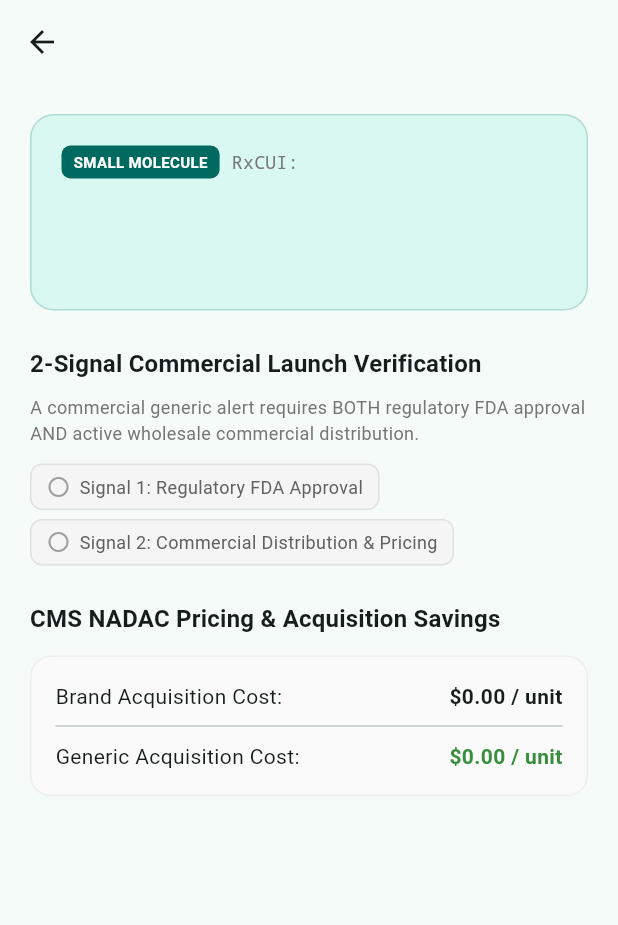
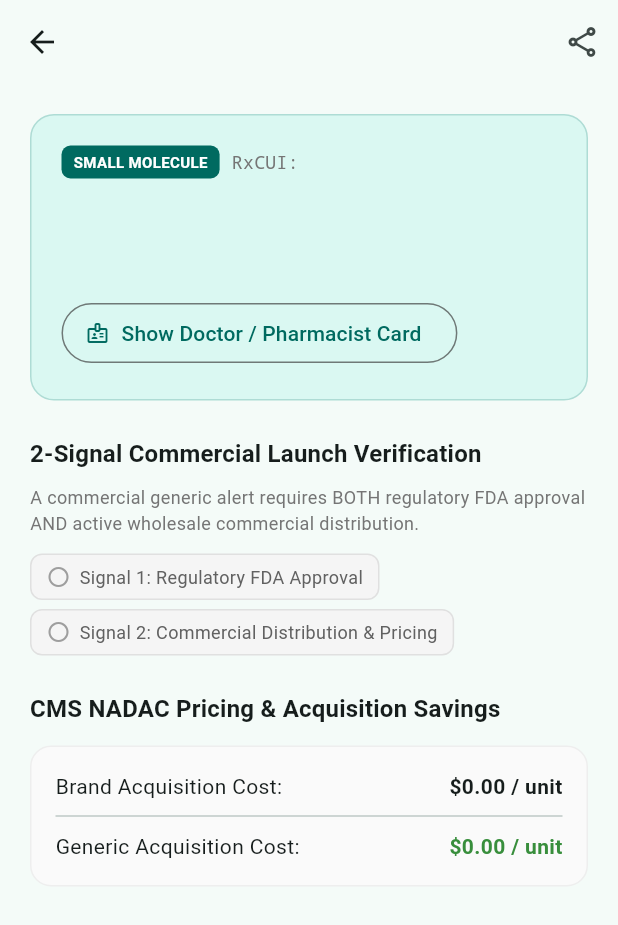
Before and after one commit to jacobyancey-bit/rx_savings_watch, a Flutter app: the DrugDetailScreen screen opened directly with empty values, on a phone screen of 412 x 824 dp. Shown: the top 925 px of the screen. Run offline on Flutter 3.47's test engine with Material 3 defaults, Android fonts, the phone set to English and light mode, and no system bars; our stand-ins replace flutter_local_notifications, shared_preferences; accounts and stored records are empty.

Commit message:
feat(app): add query obfuscation, clinical substitution card, and copay calculator

```diff
--- a/app/lib/screens/drug_detail_screen.dart
+++ b/app/lib/screens/drug_detail_screen.dart
@@ -1,21 +1,49 @@
 import 'package:flutter/material.dart';
 import '../models/drug.dart';
+import '../widgets/doctor_handout_sheet.dart';
 import '../widgets/signal_badges.dart';
 
-class DrugDetailScreen extends StatelessWidget {
+class DrugDetailScreen extends StatefulWidget {
   final Drug drug;
 
   const DrugDetailScreen({super.key, required this.drug});
 
   @override
+  State<DrugDetailScreen> createState() => _DrugDetailScreenState();
+}
+
+class _DrugDetailScreenState extends State<DrugDetailScreen> {
+  final TextEditingController _copayController = TextEditingController(text: '60');
+  double _monthlyBrandCopay = 60.0;
+  final double _monthlyGenericCopay = 10.0;
+
+  @override
+  void dispose() {
+    _copayController.dispose();
+    super.dispose();
+  }
+
+  @override
   Widget build(BuildContext context) {
     final theme = Theme.of(context);
+    final drug = widget.drug;
     final p = drug.pricing;
+
+    final annualSavings = (_monthlyBrandCopay > _monthlyGenericCopay)
+        ? (_monthlyBrandCopay - _monthlyGenericCopay) * 12
+        : 0.0;
 
     return Scaffold(
       appBar: AppBar(
         title: Text(drug.displayName),
         elevation: 0,
+        actions: [
+          IconButton(
+            icon: const Icon(Icons.share_outlined),
+            tooltip: 'Clinical Handout',
+            onPressed: () => DoctorHandoutSheet.show(context, drug),
+          ),
+        ],
       ),
       body: SingleChildScrollView(
         padding: const EdgeInsets.all(20),
@@ -75,6 +103,12 @@ class DrugDetailScreen extends StatelessWidget {
                     style: theme.textTheme.bodyMedium?.copyWith(
                       color: Colors.grey.shade700,
                     ),
+                  ),
+                  const SizedBox(height: 12),
+                  OutlinedButton.icon(
+                    onPressed: () => DoctorHandoutSheet.show(context, drug),
+                    icon: const Icon(Icons.badge_outlined, size: 16),
+                    label: const Text('Show Doctor / Pharmacist Card'),
                   ),
                 ],
               ),
@@ -172,6 +206,83 @@ class DrugDetailScreen extends StatelessWidget {
               ),
             ),
 
+            // Annual Out-of-Pocket Copay Calculator
+            if (drug.commercialGenericAvailable) ...[
+              const SizedBox(height: 24),
+              Text(
+                'Personalized Annual Copay Calculator',
+                style: theme.textTheme.titleMedium?.copyWith(fontWeight: FontWeight.bold),
+              ),
+              const SizedBox(height: 8),
+              Container(
+                padding: const EdgeInsets.all(16),
+                decoration: BoxDecoration(
+                  color: Colors.green.shade50.withValues(alpha: 0.4),
+                  borderRadius: BorderRadius.circular(14),
+                  border: Border.all(color: Colors.green.shade200),
+                ),
+                child: Column(
+                  crossAxisAlignment: CrossAxisAlignment.start,
+                  children: [
+                    Row(
+                      children: [
+                        Expanded(
+                          child: Text(
+                            'Your current monthly brand copay (\$):',
+                            style: TextStyle(fontSize: 13, color: Colors.grey.shade800),
+                          ),
+                        ),
+                        SizedBox(
+                          width: 80,
+                          child: TextField(
+                            controller: _copayController,
+                            keyboardType: TextInputType.number,
+                            textAlign: TextAlign.center,
+                            decoration: InputDecoration(
+                              isDense: true,
+                              contentPadding: const EdgeInsets.symmetric(horizontal: 8, vertical: 8),
+                              border: OutlineInputBorder(borderRadius: BorderRadius.circular(8)),
+                            ),
+                            onChanged: (val) {
+                              setState(() {
+                                _monthlyBrandCopay = double.tryParse(val) ?? 0.0;
+                              });
+                            },
+                          ),
+                        ),
+                      ],
+                    ),
+                    const SizedBox(height: 12),
+                    Row(
+                      mainAxisAlignment: MainAxisAlignment.spaceBetween,
+                      children: [
+                        const Text('Standard Tier 1 Generic Copay:'),
+                        Text('\$${_monthlyGenericCopay.toStringAsFixed(0)} / mo', style: const TextStyle(fontWeight: FontWeight.w600)),
+                      ],
+                    ),
+                    const Divider(height: 20),
+                    Row(
+                      mainAxisAlignment: MainAxisAlignment.spaceBetween,
+                      children: [
+                        const Text(
+                          'Projected Annual Savings:',
+                          style: TextStyle(fontWeight: FontWeight.bold, fontSize: 14),
+                        ),
+                        Text(
+                          '\$${annualSavings.toStringAsFixed(0)} / year',
+                          style: TextStyle(
+                            fontSize: 18,
+                            fontWeight: FontWeight.bold,
+                            color: Colors.green.shade800,
+                          ),
+                        ),
+                      ],
+                    ),
+                  ],
+                ),
+              ),
+            ],
+
             // Supply Shortages if active
             if (drug.hasActiveShortage) ...[
               const SizedBox(height: 24),
```
Also changed, not shown: app/lib/screens/home_screen.dart (+11 -7 lines), app/lib/services/api_service.dart (+55 -10 lines), app/lib/widgets/doctor_handout_sheet.dart (added, +192 -0 lines), app/lib/widgets/drug_card.dart (+9 -1 lines), 1 other file.
